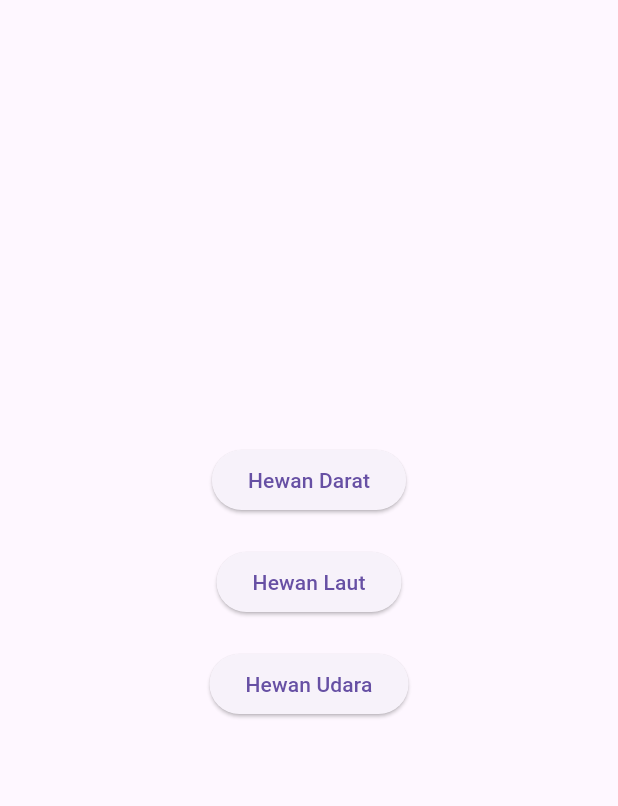
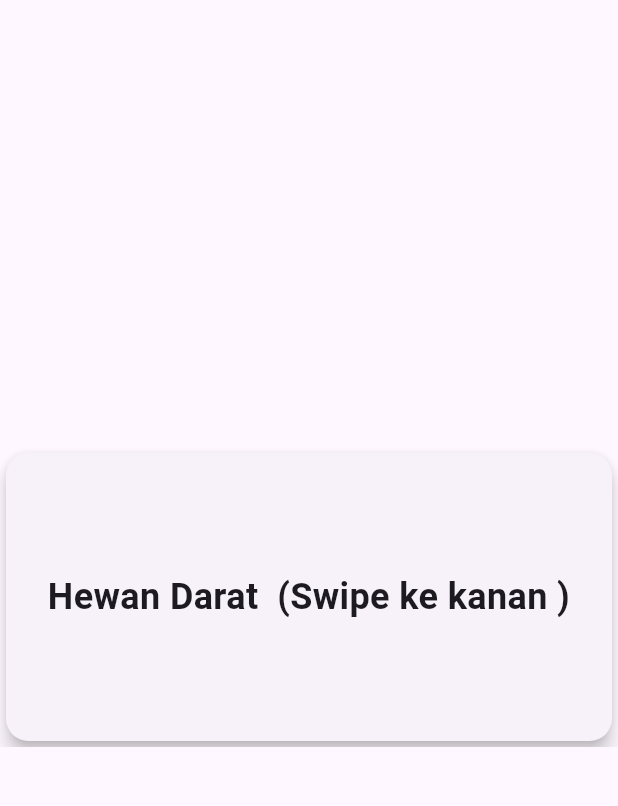
Before and after one commit to RafiDevari/DyslexiAI, a Flutter app: the Susunkatalevelselector screen opened directly, on a phone screen of 412 x 824 dp, the part 63-869 px from its top. Run offline on Flutter 3.47's test engine with Material 3 defaults, Android fonts, the phone set to English and light mode, and no system bars; our stand-ins replace flutter_tts, permission_handler, speech_to_text.

Commit message:
GPT go 8.5 (nambah jadi karousel biar enak)

```diff
--- a/lib/susunkata/levelSelector.dart
+++ b/lib/susunkata/levelSelector.dart
@@ -2,6 +2,12 @@ import 'package:dyslexiai/susunkata/kataSelector.dart';
 import 'package:flutter/material.dart';
 
 class Susunkatalevelselector extends StatelessWidget {
+  final List<Map<String, String>> categories = [
+    {"title": "Hewan Darat  (Swipe ke kanan )", "type": "Darat"},
+    {"title": "Hewan Laut", "type": "Laut"},
+    {"title": "Hewan Udara", "type": "Udara"},
+  ];
+
   @override
   Widget build(BuildContext context) {
     return Scaffold(
@@ -9,47 +15,39 @@ class Susunkatalevelselector extends StatelessWidget {
         title: Text('Susunkatalobi'),
       ),
       body: Center(
-        child: Column(
-          mainAxisAlignment: MainAxisAlignment.center,
-          children: [
-            ElevatedButton(
-              onPressed: () {
+        child: Container(
+          height: 200,
+          child: PageView.builder(
+            itemCount: categories.length,
+            scrollDirection: Axis.horizontal,
+            itemBuilder: (context, index) {
+              return GestureDetector(
+                onTap: () {
                   Navigator.push(
                     context,
-                  MaterialPageRoute(builder: (context) => kataSelector(type: "Darat")),
+                    MaterialPageRoute(
+                      builder: (context) => kataSelector(type: categories[index]["type"]!),
+                    ),
                   );
                 },
-              child: Text('Hewan Darat'),
+                child: Card(
+                  elevation: 5,
+                  shape: RoundedRectangleBorder(
+                    borderRadius: BorderRadius.circular(15),
                   ),
-
-            SizedBox(height: 20),
-
-            ElevatedButton(
-              onPressed: () {
-                Navigator.push(
-                  context,
-                  MaterialPageRoute(builder: (context) => kataSelector(type: "Laut",)),
+                  child: Container(
+                    width: MediaQuery.of(context).size.width * 0.8,
+                    alignment: Alignment.center,
+                    child: Text(
+                      categories[index]["title"]!,
+                      style: TextStyle(fontSize: 24, fontWeight: FontWeight.bold),
+                      textAlign: TextAlign.center,
+                    ),
+                  ),
+                ),
               );
             },
-              child: Text('Hewan Laut'),
           ),
-
-            SizedBox(height: 20),
-
-            ElevatedButton(
-              onPressed: () {
-                Navigator.push(
-                  context,
-                  MaterialPageRoute(builder: (context) => kataSelector(type: "Udara",)),
-                );
-              },
-              child: Text('Hewan Udara'),
-            ),
-
-            SizedBox(height: 20),
-
-
-          ],
         ),
       ),
     );
```
Lines whose indentation alone changed are shown as unchanged.
